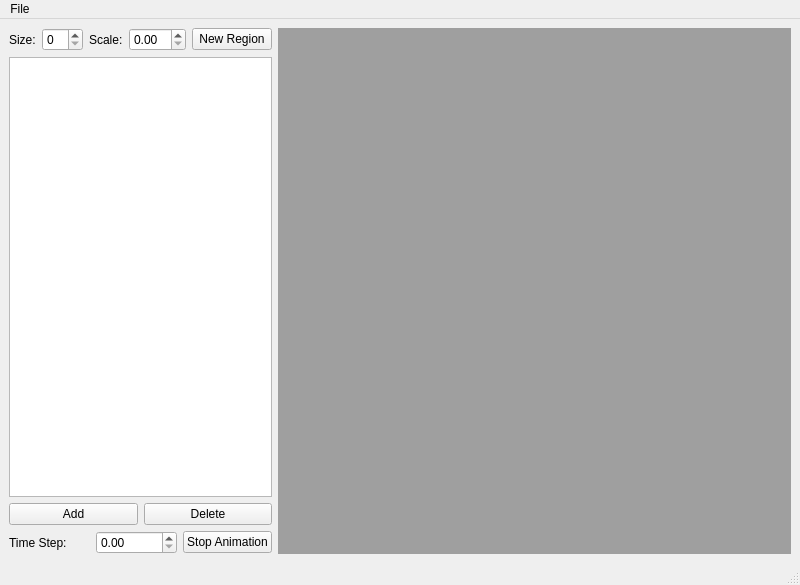
Above: src/QT/cmaingui.ui from bkloppenborg/simtoi before the change. Below: the same form after it.
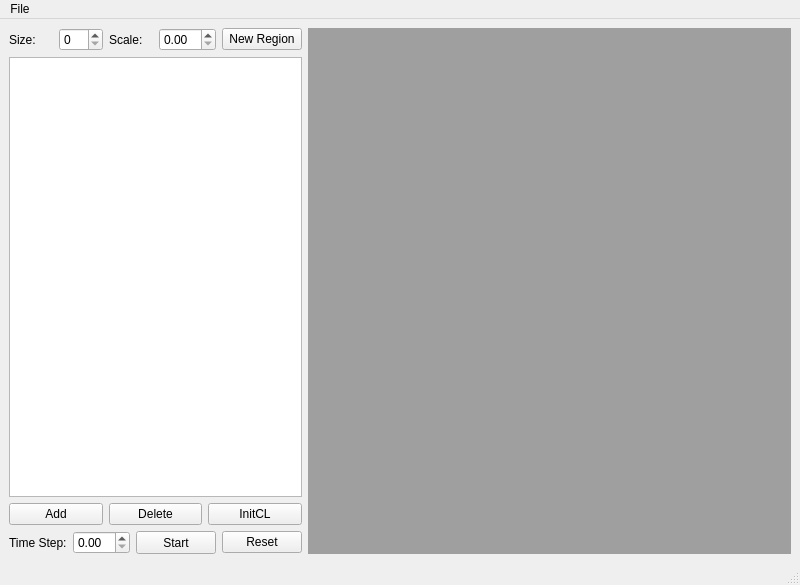
That is the form after the change.

Commit message: Added reset button to animation area.  Start/Stop button size is fixed.  OpenCL Init Button added (temporarily?).

Patch:
```diff
--- a/src/QT/cmaingui.ui
+++ b/src/QT/cmaingui.ui
@@ -75,6 +75,13 @@
         </property>
        </widget>
       </item>
+      <item row="0" column="2">
+       <widget class="QPushButton" name="btnInitCL">
+        <property name="text">
+         <string>InitCL</string>
+        </property>
+       </widget>
+      </item>
      </layout>
     </item>
     <item row="3" column="0">
@@ -92,13 +99,20 @@
       <item>
        <widget class="QPushButton" name="btnAnimate">
         <property name="sizePolicy">
-         <sizepolicy hsizetype="Fixed" vsizetype="Fixed">
-          <horstretch>0</horstretch>
-          <verstretch>0</verstretch>
+         <sizepolicy hsizetype="Fixed" vsizetype="Minimum">
+          <horstretch>85</horstretch>
+          <verstretch>27</verstretch>
          </sizepolicy>
         </property>
         <property name="text">
-         <string>Stop Animation</string>
+         <string>Start</string>
+        </property>
+       </widget>
+      </item>
+      <item>
+       <widget class="QPushButton" name="btnReset">
+        <property name="text">
+         <string>Reset</string>
         </property>
        </widget>
       </item>
```
Left out of the diff: 2 changed lines with no effect on the pictures. The commit also changes 4 other files.
